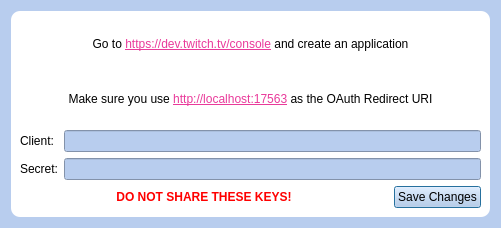
Before: the Qt Designer form UI/auth_twitch.ui in Gemmstone/PyNGtuber, drawn with Qt 5.
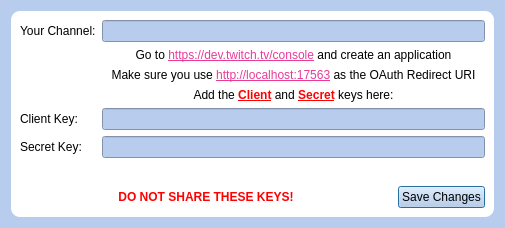
After: the same form once the commit is applied. Icons and pictures are not drawn.

Commit message: Added per asset animations and twitch chat listening

Diff of the .ui file:
```diff
--- a/UI/auth_twitch.ui
+++ b/UI/auth_twitch.ui
@@ -6,7 +6,7 @@
    <rect>
     <x>0</x>
     <y>0</y>
-    <width>501</width>
+    <width>505</width>
     <height>228</height>
    </rect>
   </property>
@@ -61,64 +61,26 @@
       <enum>QFrame::Raised</enum>
      </property>
      <layout class="QVBoxLayout" name="verticalLayout_2">
-      <item>
-       <widget class="QLabel" name="label_2">
-        <property name="toolTip">
-         <string/>
-        </property>
-        <property name="styleSheet">
-         <string notr="true"/>
-        </property>
-        <property name="text">
-         <string>&lt;html&gt;&lt;head/&gt;&lt;body&gt;&lt;p&gt;Go to &lt;a href=&quot;https://dev.twitch.tv/console&quot;&gt;&lt;span style=&quot; text-decoration: underline; color:#e93a9a;&quot;&gt;https://dev.twitch.tv/console&lt;/span&gt;&lt;/a&gt; and create an application&lt;/p&gt;&lt;/body&gt;&lt;/html&gt;</string>
-        </property>
-        <property name="alignment">
-         <set>Qt::AlignCenter</set>
-        </property>
-        <property name="openExternalLinks">
-         <bool>true</bool>
-        </property>
-       </widget>
-      </item>
-      <item>
-       <widget class="QLabel" name="label_4">
-        <property name="toolTip">
-         <string/>
-        </property>
-        <property name="styleSheet">
-         <string notr="true"/>
-        </property>
-        <property name="text">
-         <string>&lt;html&gt;&lt;head/&gt;&lt;body&gt;&lt;p&gt;Make sure you use &lt;a href=&quot;http://localhost:17563&quot;&gt;&lt;span style=&quot; text-decoration: underline; color:#e93a9a;&quot;&gt;http://localhost:17563&lt;/span&gt;&lt;/a&gt; as the OAuth Redirect URI&lt;/p&gt;&lt;/body&gt;&lt;/html&gt;</string>
-        </property>
-        <property name="alignment">
-         <set>Qt::AlignCenter</set>
-        </property>
-        <property name="openExternalLinks">
-         <bool>true</bool>
-        </property>
-       </widget>
-      </item>
       <item>
        <layout class="QFormLayout" name="formLayout">
         <property name="topMargin">
          <number>0</number>
         </property>
-        <item row="0" column="0">
+        <item row="4" column="0">
          <widget class="QLabel" name="label">
           <property name="text">
-           <string>Client:</string>
+           <string>Client Key:</string>
           </property>
          </widget>
         </item>
-        <item row="1" column="0">
+        <item row="5" column="0">
          <widget class="QLabel" name="label_3">
           <property name="text">
-           <string>Secret:</string>
+           <string>Secret Key:</string>
           </property>
          </widget>
         </item>
-        <item row="0" column="1">
+        <item row="4" column="1">
          <widget class="QLineEdit" name="client">
           <property name="text">
            <string/>
@@ -128,7 +90,7 @@
           </property>
          </widget>
         </item>
-        <item row="1" column="1">
+        <item row="5" column="1">
          <widget class="QLineEdit" name="secret">
           <property name="text">
            <string/>
@@ -138,6 +100,80 @@
           </property>
          </widget>
         </item>
+        <item row="0" column="0">
+         <widget class="QLabel" name="label_6">
+          <property name="text">
+           <string>Your Channel:</string>
+          </property>
+         </widget>
+        </item>
+        <item row="0" column="1">
+         <widget class="QLineEdit" name="user">
+          <property name="text">
+           <string/>
+          </property>
+          <property name="echoMode">
+           <enum>QLineEdit::Normal</enum>
+          </property>
+         </widget>
+        </item>
+        <item row="1" column="1">
+         <widget class="QLabel" name="label_2">
+          <property name="toolTip">
+           <string/>
+          </property>
+          <property name="styleSheet">
+           <string notr="true"/>
+          </property>
+          <property name="text">
+           <string>&lt;html&gt;&lt;head/&gt;&lt;body&gt;&lt;p&gt;Go to &lt;a href=&quot;https://dev.twitch.tv/console&quot;&gt;&lt;span style=&quot; text-decoration: underline; color:#e93a9a;&quot;&gt;https://dev.twitch.tv/console&lt;/span&gt;&lt;/a&gt; and create an application&lt;/p&gt;&lt;/body&gt;&lt;/html&gt;</string>
+          </property>
+          <property name="alignment">
+           <set>Qt::AlignCenter</set>
+          </property>
+          <property name="openExternalLinks">
+           <bool>true</bool>
+          </property>
+         </widget>
+        </item>
+        <item row="2" column="1">
+         <widget class="QLabel" name="label_4">
+          <property name="toolTip">
+           <string/>
+          </property>
+          <property name="styleSheet">
+           <string notr="true"/>
+          </property>
+          <property name="text">
+           <string>&lt;html&gt;&lt;head/&gt;&lt;body&gt;&lt;p&gt;Make sure you use &lt;a href=&quot;http://localhost:17563&quot;&gt;&lt;span style=&quot; text-decoration: underline; color:#e93a9a;&quot;&gt;http://localhost:17563&lt;/span&gt;&lt;/a&gt; as the OAuth Redirect URI&lt;/p&gt;&lt;/body&gt;&lt;/html&gt;</string>
+          </property>
+          <property name="alignment">
+           <set>Qt::AlignCenter</set>
+          </property>
+          <property name="openExternalLinks">
+           <bool>true</bool>
+          </property>
+         </widget>
+        </item>
+        <item row="3" column="1">
+         <widget class="QLabel" name="label_7">
+          <property name="toolTip">
+           <string/>
+          </property>
+          <property name="styleSheet">
+           <string notr="true"/>
+          </property>
+          <property name="text">
+           <string>&lt;html&gt;&lt;head/&gt;&lt;body&gt;&lt;p&gt;Add the &lt;span style=&quot; font-weight:600; text-decoration: underline; color:#ff0000;&quot;&gt;Client&lt;/span&gt; and &lt;span style=&quot; font-weight:600; text-decoration: underline; color:#ff0000;&quot;&gt;Secret&lt;/span&gt; keys here:&lt;/p&gt;&lt;/body&gt;&lt;/html&gt;</string>
+          </property>
+          <property name="alignment">
+           <set>Qt::AlignCenter</set>
+          </property>
+          <property name="openExternalLinks">
+           <bool>true</bool>
+          </property>
+         </widget>
+        </item>
        </layout>
       </item>
       <item>
```
The commit also changes 44 other files.
